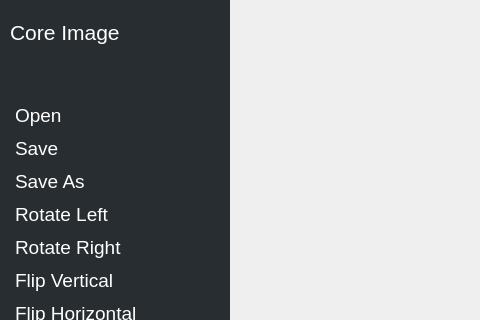
This is coreimage/coreimage.ui in rahmanshaber/corebox as Qt 5 draws it before an edit; both pictures show x 0 to 480 and y 0 to 320 of the 989 by 659 pixel window. The edited form follows.
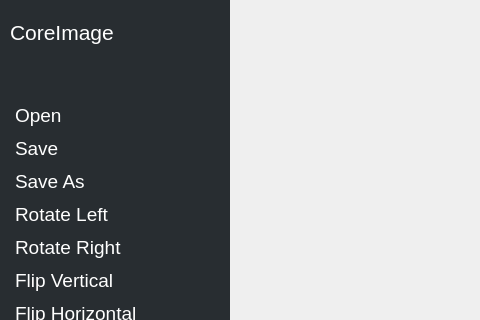
This is the edited form. Icons and pictures are not drawn.

```diff
--- a/coreimage/coreimage.ui
+++ b/coreimage/coreimage.ui
@@ -87,7 +87,7 @@
          <string notr="true">Text-align:left</string>
         </property>
         <property name="text">
-         <string>Core Image</string>
+         <string>CoreImage</string>
         </property>
         <property name="icon">
          <iconset resource="../icons.qrc">
```
